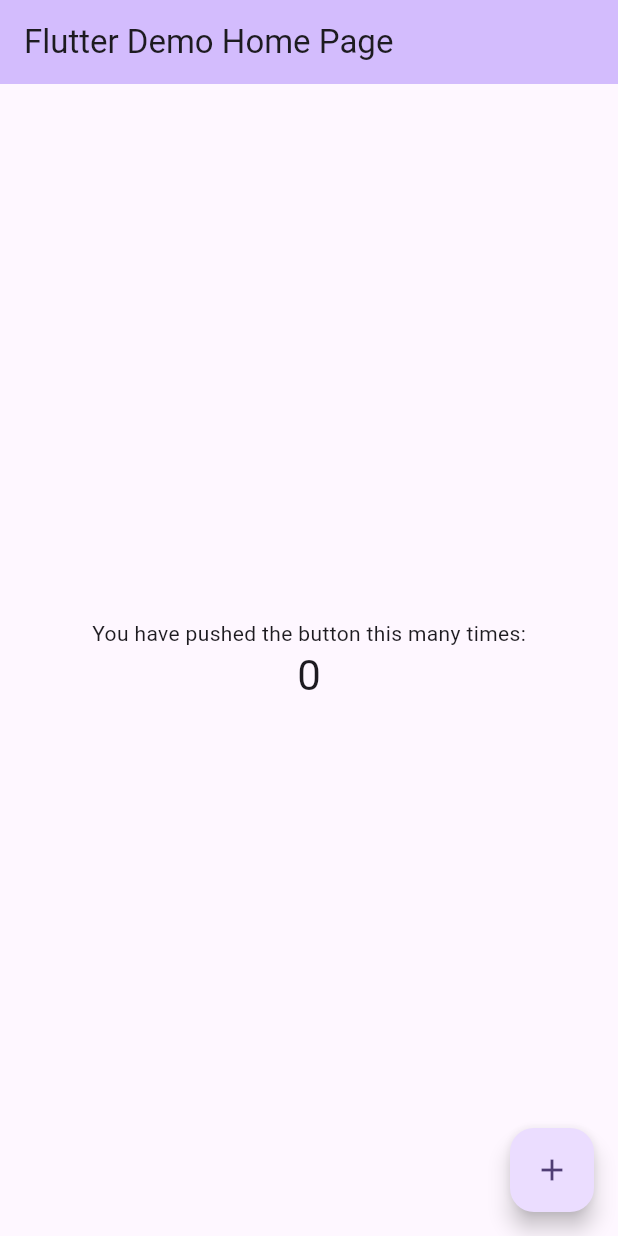
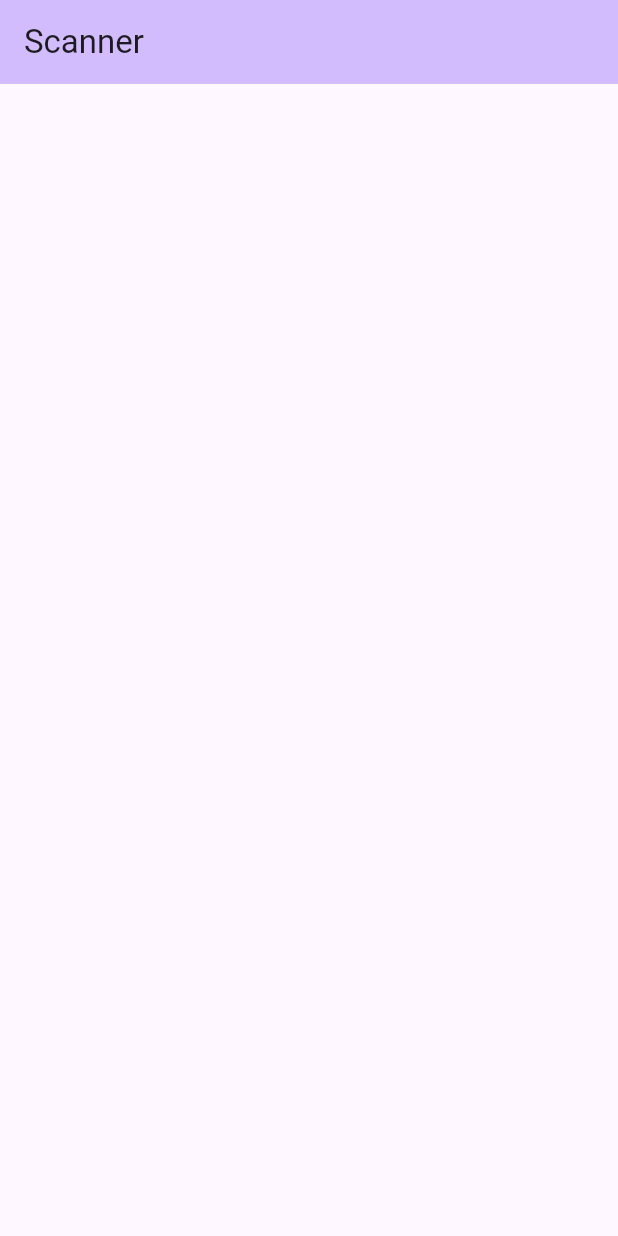
Before and after one commit to OpenGoose/mobile-scanner, a Flutter app: the screen it shows after launch, on a phone screen of 412 x 824 dp. Run offline on Flutter 3.47's test engine with Material 2 defaults, Android fonts, the phone set to English and light mode, and no system bars.

Commit message:
Clean main widget

```diff
--- a/lib/main.dart
+++ b/lib/main.dart
@@ -11,42 +11,18 @@ class MyApp extends StatelessWidget {
   @override
   Widget build(BuildContext context) {
     return MaterialApp(
-      title: 'Flutter Demo',
+      title: 'Scanner',
       theme: ThemeData(
-        // This is the theme of your application.
-        //
-        // TRY THIS: Try running your application with "flutter run". You'll see
-        // the application has a blue toolbar. Then, without quitting the app,
-        // try changing the seedColor in the colorScheme below to Colors.green
-        // and then invoke "hot reload" (save your changes or press the "hot
-        // reload" button in a Flutter-supported IDE, or press "r" if you used
-        // the command line to start the app).
-        //
-        // Notice that the counter didn't reset back to zero; the application
-        // state is not lost during the reload. To reset the state, use hot
-        // restart instead.
-        //
-        // This works for code too, not just values: Most code changes can be
-        // tested with just a hot reload.
         colorScheme: ColorScheme.fromSeed(seedColor: Colors.deepPurple),
         useMaterial3: true,
       ),
-      home: const MyHomePage(title: 'Flutter Demo Home Page'),
+      home: const MyHomePage(title: 'Scanner'),
     );
   }
 }
 
 class MyHomePage extends StatefulWidget {
   const MyHomePage({super.key, required this.title});
-
-  // This widget is the home page of your application. It is stateful, meaning
-  // that it has a State object (defined below) that contains fields that affect
-  // how it looks.
-
-  // This class is the configuration for the state. It holds the values (in this
-  // case the title) provided by the parent (in this case the App widget) and
-  // used by the build method of the State. Fields in a Widget subclass are
-  // always marked "final".
 
   final String title;
 
@@ -55,71 +31,18 @@ class MyHomePage extends StatefulWidget {
 }
 
 class _MyHomePageState extends State<MyHomePage> {
-  int _counter = 0;
-
-  void _incrementCounter() {
-    setState(() {
-      // This call to setState tells the Flutter framework that something has
-      // changed in this State, which causes it to rerun the build method below
-      // so that the display can reflect the updated values. If we changed
-      // _counter without calling setState(), then the build method would not be
-      // called again, and so nothing would appear to happen.
-      _counter++;
-    });
-  }
-
   @override
   Widget build(BuildContext context) {
-    // This method is rerun every time setState is called, for instance as done
-    // by the _incrementCounter method above.
-    //
-    // The Flutter framework has been optimized to make rerunning build methods
-    // fast, so that you can just rebuild anything that needs updating rather
-    // than having to individually change instances of widgets.
     return Scaffold(
       appBar: AppBar(
-        // TRY THIS: Try changing the color here to a specific color (to
-        // Colors.amber, perhaps?) and trigger a hot reload to see the AppBar
-        // change color while the other colors stay the same.
         backgroundColor: Theme.of(context).colorScheme.inversePrimary,
-        // Here we take the value from the MyHomePage object that was created by
-        // the App.build method, and use it to set our appbar title.
         title: Text(widget.title),
       ),
-      body: Center(
-        // Center is a layout widget. It takes a single child and positions it
-        // in the middle of the parent.
+      body: const Center(
         child: Column(
-          // Column is also a layout widget. It takes a list of children and
-          // arranges them vertically. By default, it sizes itself to fit its
-          // children horizontally, and tries to be as tall as its parent.
-          //
-          // Column has various properties to control how it sizes itself and
-          // how it positions its children. Here we use mainAxisAlignment to
-          // center the children vertically; the main axis here is the vertical
-          // axis because Columns are vertical (the cross axis would be
-          // horizontal).
-          //
-          // TRY THIS: Invoke "debug painting" (choose the "Toggle Debug Paint"
-          // action in the IDE, or press "p" in the console), to see the
-          // wireframe for each widget.
           mainAxisAlignment: MainAxisAlignment.center,
-          children: <Widget>[
-            const Text(
-              'You have pushed the button this many times:',
-            ),
-            Text(
-              '$_counter',
-              style: Theme.of(context).textTheme.headlineMedium,
-            ),
-          ],
         ),
       ),
-      floatingActionButton: FloatingActionButton(
-        onPressed: _incrementCounter,
-        tooltip: 'Increment',
-        child: const Icon(Icons.add),
-      ), // This trailing comma makes auto-formatting nicer for build methods.
     );
   }
 }
```
